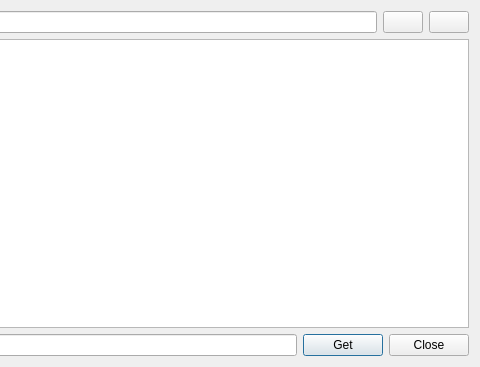
Before: the Qt Designer form src/bomi/ui/subtitlefinddialog.ui in bylee20/bomi, drawn with Qt 5; both pictures show x 266 to 746 and y 0 to 367 of the 746 by 367 pixel window.
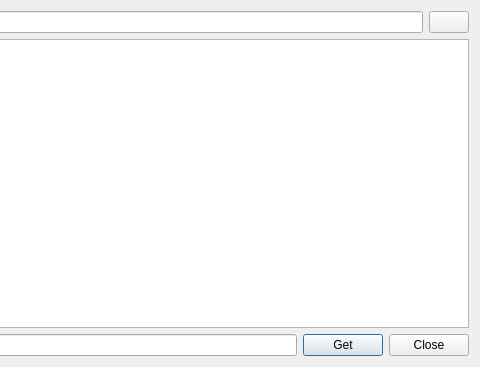
After: the same form once the commit is applied.

Commit message: more options to specify file name format and fallback directory for downloaded subtitles

```diff
--- a/src/bomi/ui/subtitlefinddialog.ui
+++ b/src/bomi/ui/subtitlefinddialog.ui
@@ -27,9 +27,6 @@
        </property>
       </widget>
      </item>
-     <item>
-      <widget class="QPushButton" name="directory"/>
-     </item>
      <item>
       <widget class="QPushButton" name="state"/>
      </item>
```
The commit also changes 7 other files.
